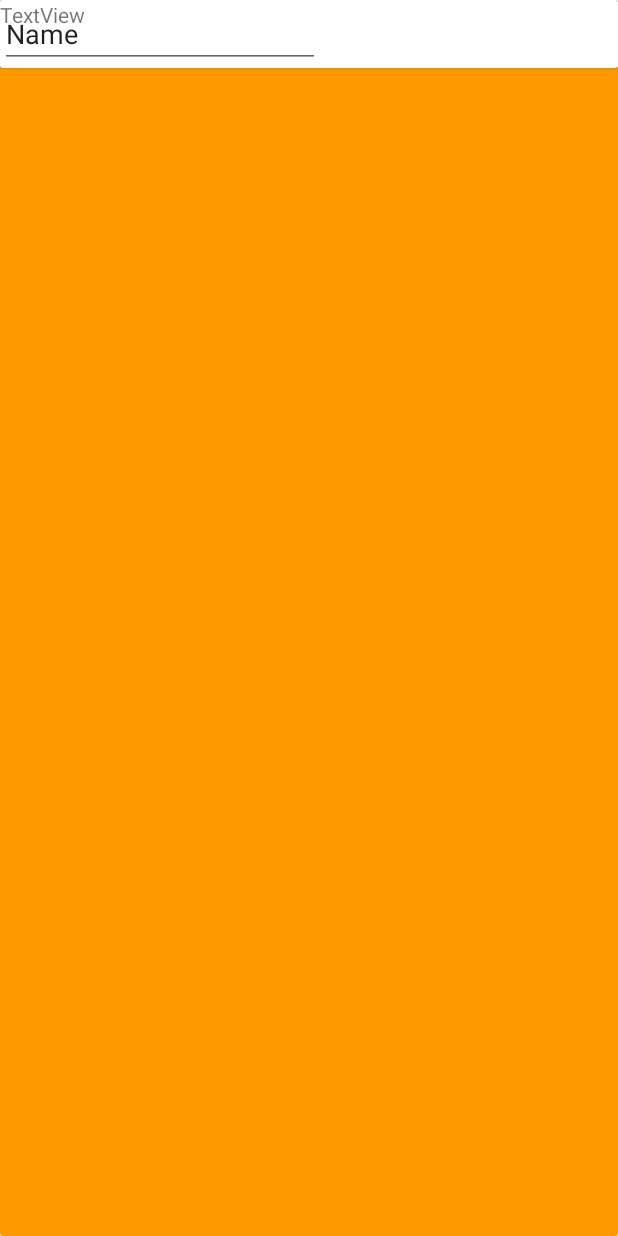
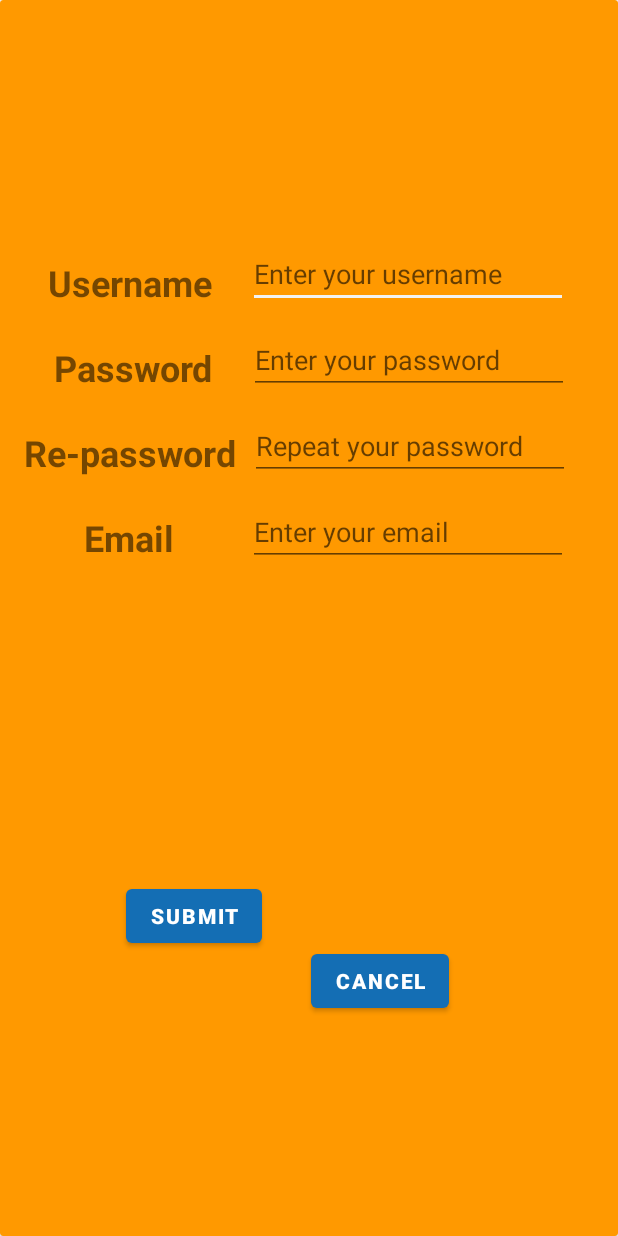
Before and after one commit to tanakrid/WatcherClient, an Android app: the SignUpActivity screen opened directly, with no data from a screen before it, on a phone screen of 412 x 824 dp. Run offline under Robolectric (Android 15) with nearby library versions, the phone set to English and light mode, and no system bars; network calls fail.

Commit message:
add sign up activity

```diff
--- a/app/src/main/res/layout/activity_sign_up.xml
+++ b/app/src/main/res/layout/activity_sign_up.xml
@@ -11,87 +11,134 @@
         android:layout_width="match_parent"
         android:layout_height="match_parent">
 
+        <TextView
+            android:id="@+id/textView7"
+            android:layout_width="wrap_content"
+            android:layout_height="wrap_content"
+            android:layout_marginStart="32dp"
+            android:layout_marginTop="172dp"
+            android:text="Username"
+            android:textSize="@dimen/title_font_size"
+            android:textStyle="bold"
+            app:layout_constraintStart_toStartOf="parent"
+            app:layout_constraintTop_toTopOf="parent" />
 
-        <androidx.cardview.widget.CardView
-            android:layout_width="match_parent"
-            android:layout_height="wrap_content" >
+        <TextView
+            android:id="@+id/textView10"
+            android:layout_width="wrap_content"
+            android:layout_height="wrap_content"
+            android:layout_marginStart="36dp"
+            android:layout_marginTop="24dp"
+            android:text="Password"
+            android:textSize="@dimen/title_font_size"
+            android:textStyle="bold"
+            app:layout_constraintStart_toStartOf="parent"
+            app:layout_constraintTop_toBottomOf="@+id/textView7" />
 
-            <androidx.constraintlayout.widget.ConstraintLayout
-                android:layout_width="match_parent"
-                android:layout_height="match_parent">
+        <TextView
+            android:id="@+id/textView11"
+            android:layout_width="wrap_content"
+            android:layout_height="wrap_content"
+            android:layout_marginStart="16dp"
+            android:layout_marginTop="24dp"
+            android:text="Re-password"
+            android:textSize="@dimen/title_font_size"
+            android:textStyle="bold"
+            app:layout_constraintStart_toStartOf="parent"
+            app:layout_constraintTop_toBottomOf="@+id/textView10" />
 
-                <androidx.cardview.widget.CardView
-                    android:layout_width="match_parent"
-                    android:layout_height="wrap_content" >
+        <TextView
+            android:id="@+id/textView12"
+            android:layout_width="wrap_content"
+            android:layout_height="wrap_content"
+            android:layout_marginStart="56dp"
+            android:layout_marginTop="24dp"
+            android:text="Email"
+            android:textSize="@dimen/title_font_size"
+            android:textStyle="bold"
+            app:layout_constraintStart_toStartOf="parent"
+            app:layout_constraintTop_toBottomOf="@+id/textView11" />
 
-                    <androidx.constraintlayout.widget.ConstraintLayout
-                        android:layout_width="match_parent"
-                        android:layout_height="match_parent">
+        <Button
+            android:id="@+id/submitButton"
+            android:layout_width="wrap_content"
+            android:layout_height="wrap_content"
+            android:layout_marginStart="84dp"
+            android:text="Submit"
+            android:textStyle="bold"
+            app:backgroundTint="@color/colorTitle"
+            app:layout_constraintBottom_toBottomOf="parent"
+            app:layout_constraintStart_toStartOf="parent"
+            app:layout_constraintTop_toBottomOf="@+id/textView12"
+            app:layout_constraintVertical_bias="0.529" />
 
-                        <TextView
-                            android:id="@+id/textView7"
-                            android:layout_width="wrap_content"
-                            android:layout_height="wrap_content"
-                            android:text="TextView" />
+        <Button
+            android:id="@+id/cancelButton"
+            android:layout_width="wrap_content"
+            android:layout_height="wrap_content"
+            android:layout_marginEnd="84dp"
+            android:layout_marginBottom="144dp"
+            android:text="Cancel"
+            android:textStyle="bold"
+            app:backgroundTint="@color/colorTitle"
+            app:layout_constraintBottom_toBottomOf="parent"
+            app:layout_constraintEnd_toEndOf="parent"
+            app:layout_constraintHorizontal_bias="0.533"
+            app:layout_constraintStart_toEndOf="@+id/submitButton"
+            app:layout_constraintTop_toBottomOf="@+id/emailEditText"
+            app:layout_constraintVertical_bias="0.993" />
 
-                        <EditText
-                            android:id="@+id/editTextTextPersonName2"
-                            android:layout_width="wrap_content"
-                            android:layout_height="wrap_content"
-                            android:ems="10"
-                            android:inputType="textPersonName"
-                            android:text="Name" />
-                    </androidx.constraintlayout.widget.ConstraintLayout>
-                </androidx.cardview.widget.CardView>
+        <EditText
+            android:id="@+id/usernameEditText"
+            android:layout_width="wrap_content"
+            android:layout_height="wrap_content"
+            android:layout_marginTop="160dp"
+            android:ems="10"
+            android:hint="Enter your username"
+            android:inputType="textPersonName"
+            app:layout_constraintEnd_toEndOf="parent"
+            app:layout_constraintHorizontal_bias="0.423"
+            app:layout_constraintStart_toEndOf="@+id/textView7"
+            app:layout_constraintTop_toTopOf="parent" />
 
-                <androidx.cardview.widget.CardView
-                    android:layout_width="match_parent"
-                    android:layout_height="wrap_content" >
+        <EditText
+            android:id="@+id/emailEditText"
+            android:layout_width="wrap_content"
+            android:layout_height="wrap_content"
+            android:layout_marginTop="12dp"
+            android:ems="10"
+            android:hint="Enter your email"
+            android:inputType="textPersonName"
+            app:layout_constraintEnd_toEndOf="parent"
+            app:layout_constraintHorizontal_bias="0.6"
+            app:layout_constraintStart_toEndOf="@+id/textView12"
+            app:layout_constraintTop_toBottomOf="@+id/rePasswordEditText" />
 
-                    <androidx.constraintlayout.widget.ConstraintLayout
-                        android:layout_width="match_parent"
-                        android:layout_height="match_parent">
+        <EditText
+            android:id="@+id/passwordEditText"
+            android:layout_width="wrap_content"
+            android:layout_height="wrap_content"
+            android:layout_marginTop="12dp"
+            android:ems="10"
+            android:hint="Enter your password"
+            android:inputType="textPassword"
+            app:layout_constraintEnd_toEndOf="parent"
+            app:layout_constraintHorizontal_bias="0.423"
+            app:layout_constraintStart_toEndOf="@+id/textView10"
+            app:layout_constraintTop_toBottomOf="@+id/usernameEditText" />
 
-                        <TextView
-                            android:id="@+id/textView7"
-                            android:layout_width="wrap_content"
-                            android:layout_height="wrap_content"
-                            android:text="TextView" />
+        <EditText
+            android:id="@+id/rePasswordEditText"
+            android:layout_width="wrap_content"
+            android:layout_height="wrap_content"
+            android:layout_marginTop="12dp"
+            android:ems="10"
+            android:hint="Repeat your password"
+            android:inputType="textPassword"
+            app:layout_constraintEnd_toEndOf="parent"
+            app:layout_constraintHorizontal_bias="0.227"
+            app:layout_constraintStart_toEndOf="@+id/textView11"
+            app:layout_constraintTop_toBottomOf="@+id/passwordEditText" />
 
-                        <EditText
-                            android:id="@+id/editTextTextPersonName2"
-                            android:layout_width="wrap_content"
-                            android:layout_height="wrap_content"
-                            android:ems="10"
-                            android:inputType="textPersonName"
-                            android:text="Name" />
-                    </androidx.constraintlayout.widget.ConstraintLayout>
-                </androidx.cardview.widget.CardView>
-
-                <androidx.cardview.widget.CardView
-                    android:layout_width="match_parent"
-                    android:layout_height="wrap_content" >
-
-                    <androidx.constraintlayout.widget.ConstraintLayout
-                        android:layout_width="match_parent"
-                        android:layout_height="match_parent">
-
-                        <TextView
-                            android:id="@+id/textView7"
-                            android:layout_width="wrap_content"
-                            android:layout_height="wrap_content"
-                            android:text="TextView" />
-
-                        <EditText
-                            android:id="@+id/editTextTextPersonName2"
-                            android:layout_width="wrap_content"
-                            android:layout_height="wrap_content"
-                            android:ems="10"
-                            android:inputType="textPersonName"
-                            android:text="Name" />
-                    </androidx.constraintlayout.widget.ConstraintLayout>
-                </androidx.cardview.widget.CardView>
-            </androidx.constraintlayout.widget.ConstraintLayout>
-        </androidx.cardview.widget.CardView>
     </androidx.constraintlayout.widget.ConstraintLayout>
 </androidx.cardview.widget.CardView>
```
Also changed, not shown: app/src/main/AndroidManifest.xml (+6 -5 lines), app/src/main/java/com/example/watcherclient/LoginActivity.kt (+20 -0 lines), app/src/main/java/com/example/watcherclient/MainActivity.kt (+14 -2 lines), app/src/main/java/com/example/watcherclient/SignUpActivity.kt (+32 -0 lines), app/src/main/java/com/example/watcherclient/viewModel/UserViewModel.kt (added, +28 -0 lines), app/src/main/res/layout/activity_login.xml (+73 -77 lines), app/src/main/res/layout/activity_main.xml (+8 -2 lines).
